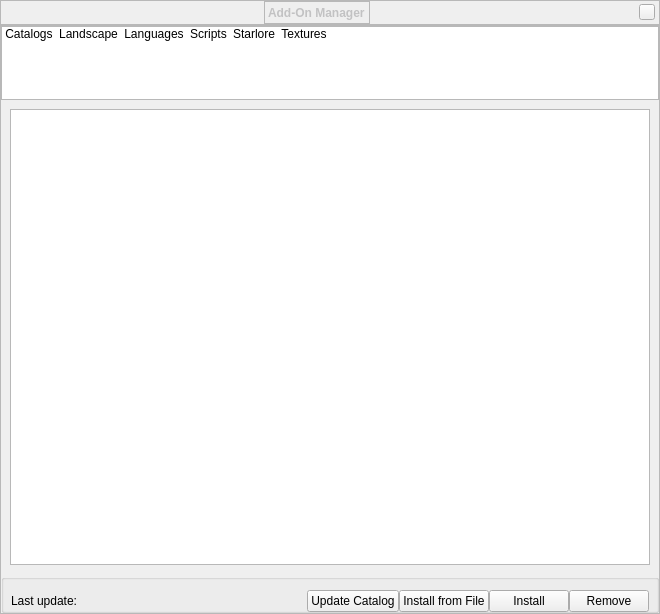
Qt form src/gui/addonDialog.ui (Stellarium/stellarium) before a commit.
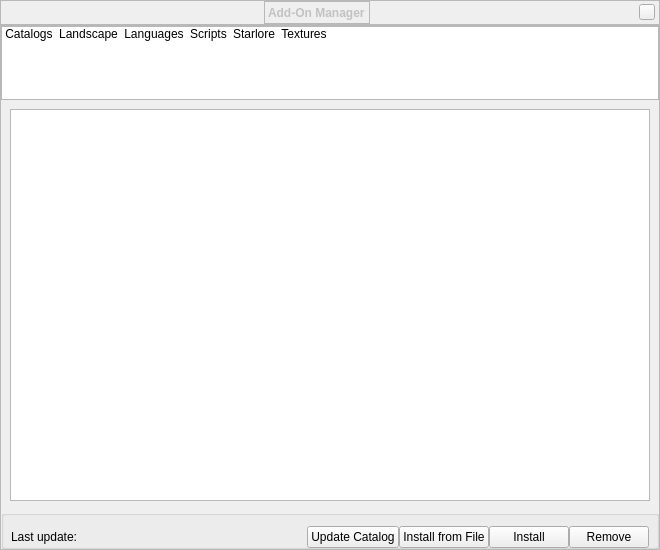
The same form after that commit. The open tabs and pages were chosen to show the change. Icons and pictures are not drawn. Custom widgets are drawn as their Qt base class.

Commit message: AddOnDialog.UI - fixing sizePolicy and decreases the initial size

The edit to the form file:
```diff
--- a/src/gui/addonDialog.ui
+++ b/src/gui/addonDialog.ui
@@ -7,7 +7,7 @@
     <x>0</x>
     <y>0</y>
     <width>660</width>
-    <height>614</height>
+    <height>550</height>
    </rect>
   </property>
   <property name="sizePolicy">
@@ -384,7 +384,7 @@
       <item>
        <widget class="QStackedWidget" name="stackedWidget">
         <property name="sizePolicy">
-         <sizepolicy hsizetype="Expanding" vsizetype="Expanding">
+         <sizepolicy hsizetype="MinimumExpanding" vsizetype="MinimumExpanding">
           <horstretch>0</horstretch>
           <verstretch>0</verstretch>
          </sizepolicy>
@@ -401,23 +401,20 @@
          </layout>
         </widget>
         <widget class="QWidget" name="landscape">
-         <property name="maximumSize">
-          <size>
-           <width>16777215</width>
-           <height>16777215</height>
-          </size>
+         <property name="sizePolicy">
+          <sizepolicy hsizetype="MinimumExpanding" vsizetype="MinimumExpanding">
+           <horstretch>0</horstretch>
+           <verstretch>0</verstretch>
+          </sizepolicy>
          </property>
          <layout class="QVBoxLayout" name="verticalLayout_2">
           <item>
            <widget class="AddOnTableView" name="landscapeTableView">
-            <property name="minimumSize">
-             <size>
-              <width>0</width>
-              <height>455</height>
-             </size>
-            </property>
-            <property name="lineWidth">
-             <number>0</number>
+            <property name="sizePolicy">
+             <sizepolicy hsizetype="MinimumExpanding" vsizetype="MinimumExpanding">
+              <horstretch>0</horstretch>
+              <verstretch>0</verstretch>
+             </sizepolicy>
             </property>
            </widget>
           </item>
```
Left out of the diff: 73 changed lines with no effect on the pictures.
